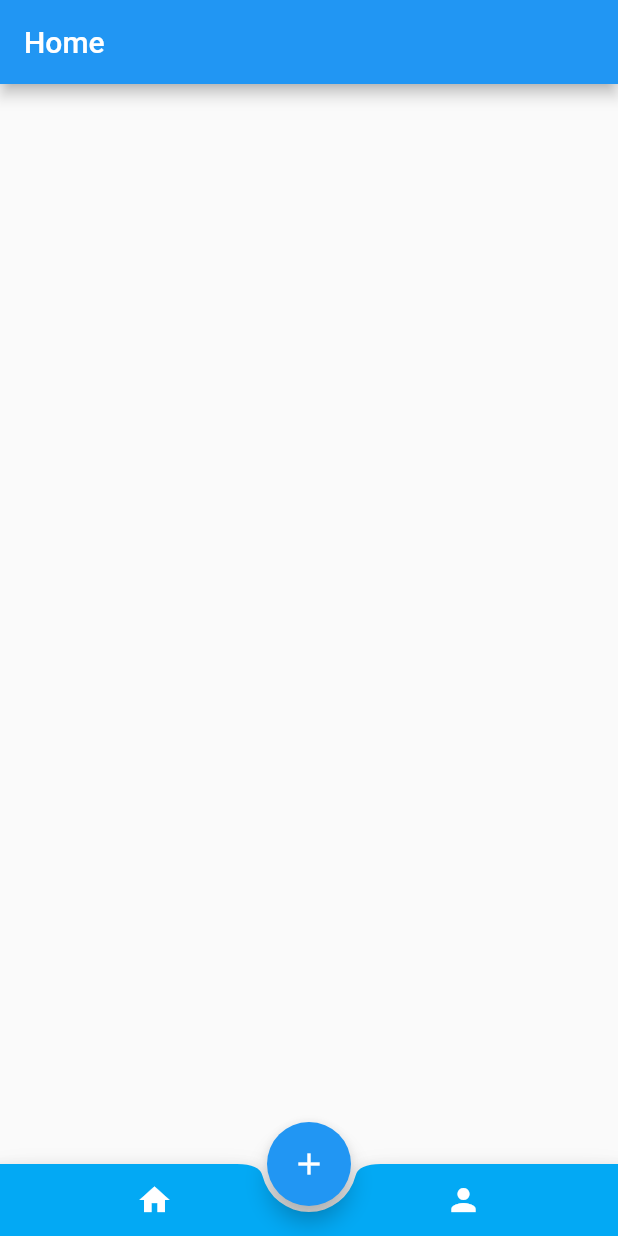
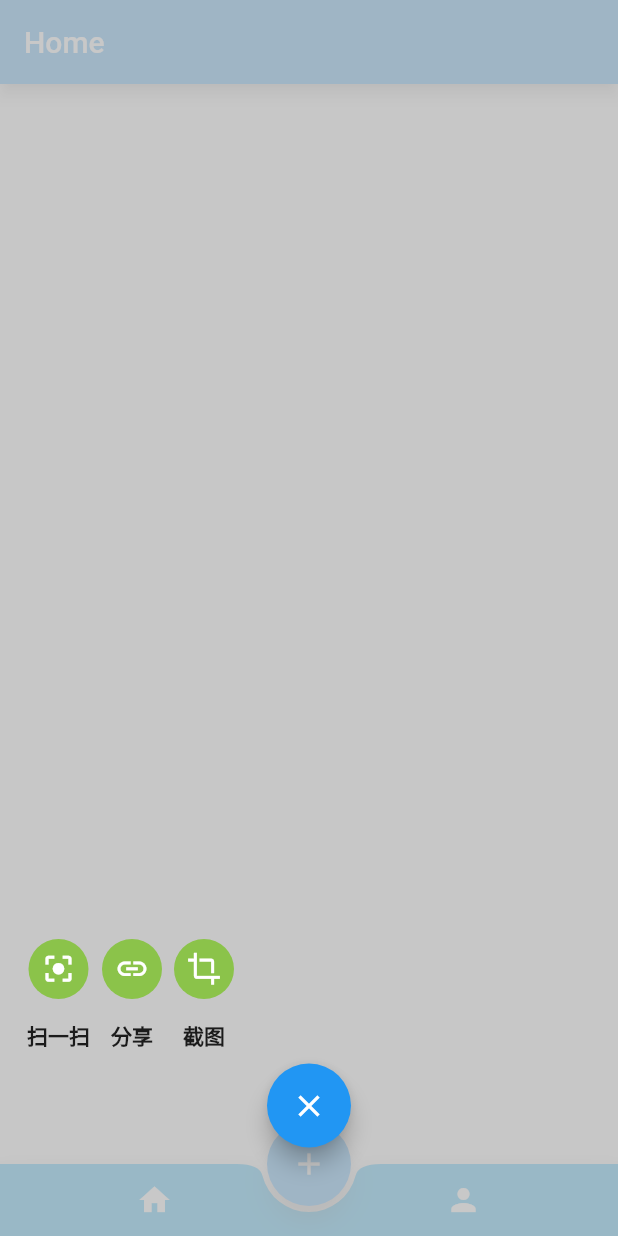
Before and after one commit to BeanWei/Flutter-Widgets, a Flutter app: the PlusMenuDemo screen opened directly, after a tap on the "add" icon, on a phone screen of 412 x 824 dp. Run offline on Flutter 3.47's test engine with Material 2 defaults, Android fonts, the phone set to English and light mode, and no system bars.

Commit message:
更新弹出菜单组件

```diff
--- a/plus_menu_demo/lib/plus_menu_demo.dart
+++ b/popup_window_menu_demo/lib/bottom_nav_view.dart
@@ -1,5 +1,6 @@
 import 'package:flutter/material.dart';
 import 'each_view.dart';
+import 'popup_window.dart';
 
 class PlusMenuDemo extends StatefulWidget {
   @override
@@ -21,10 +22,17 @@ class _PlusMenuDemoState extends State<PlusMenuDemo> {
   Widget build(BuildContext context) {
     return new Scaffold(
       body: _eachView[_index],
-      floatingActionButton: new FloatingActionButton(
-        onPressed: () {},
-        tooltip: 'Increment',
-        child: new Icon(Icons.add),
+      floatingActionButton: FloatingActionButton(
+        onPressed: () {
+          showDialog<Null>(
+            context: context,
+            barrierDismissible: false,
+            builder: (BuildContext context) {
+              return new PopDialog();
+            }
+          );
+        },
+        child: Icon(Icons.add),
       ),
       floatingActionButtonLocation:
           FloatingActionButtonLocation.centerDocked,
--- /dev/null
+++ b/popup_window_menu_demo/lib/label_below_icon.dart
@@ -0,0 +1,55 @@
+import 'package:flutter/material.dart';
+
+class LabelBelowIcon extends StatelessWidget {
+  final label;
+  final IconData icon;
+  final iconColor;
+  final onPressed;
+  final circleColor;
+  final isCircleEnabled;
+  final betweenHeight;
+
+  LabelBelowIcon(
+      {this.label,
+        this.icon,
+        this.onPressed,
+        this.iconColor = Colors.white,
+        this.circleColor,
+        this.isCircleEnabled = true,
+        this.betweenHeight = 5.0});
+  @override
+  Widget build(BuildContext context) {
+    return InkWell(
+      onTap: () => onPressed,
+      child: Column(
+        mainAxisAlignment: MainAxisAlignment.center,
+        crossAxisAlignment: CrossAxisAlignment.center,
+        children: <Widget>[
+          isCircleEnabled
+              ? CircleAvatar(
+            backgroundColor: circleColor,
+            radius: 20.0,
+            child: Icon(
+              icon,
+              size: 23.0,
+              color: iconColor,
+            ),
+          )
+              : Icon(
+            icon,
+            size: 23.0,
+            color: iconColor,
+          ),
+          SizedBox(
+            height: betweenHeight,
+          ),
+          Text(
+            label,
+            textAlign: TextAlign.center,
+            style: TextStyle(fontWeight: FontWeight.w700),
+          )
+        ],
+      ),
+    );
+  }
+}
--- a/plus_menu_demo/lib/main.dart
+++ b/popup_window_menu_demo/lib/main.dart
@@ -1,5 +1,5 @@
 import 'package:flutter/material.dart';
-import 'plus_menu_demo.dart';
+import 'bottom_nav_view.dart';
 
 void main() => runApp(new MyApp());
 
--- /dev/null
+++ b/popup_window_menu_demo/lib/popup_window.dart
@@ -0,0 +1,121 @@
+import 'package:flutter/material.dart';
+import 'label_below_icon.dart';
+import 'dart:ui';
+
+class PopDialog extends Dialog {
+  double margin_value;
+  @override
+  Widget build(BuildContext context) {
+    return new Material(
+      type: MaterialType.transparency,
+//      child: new ClipRect(
+//        child: new BackdropFilter(
+//          filter: ImageFilter.blur(sigmaX: 10.0, sigmaY: 10.0),
+//          child: Opacity(
+//            opacity: 0.5,
+//            child: new Container(
+//              width: MediaQuery.of(context).size.width,
+//              height: MediaQuery.of(context).size.height,
+//              decoration: new BoxDecoration(
+//                color: Colors.grey.shade200,
+//                //color: Colors.grey.shade200.withOpacity(0.5),
+//              ),
+//              child: new Padding(
+//                padding: EdgeInsets.only(top: MediaQuery.of(context).size.height - 216.0),
+//                child: _buildMoreMenu(context),
+//              ),
+//            ),
+//          ),
+//        ),
+//      ),
+      child: new SizedBox(
+        width: MediaQuery.of(context).size.width,
+        height: MediaQuery.of(context).size.height,
+        child: new Container(
+          decoration: ShapeDecoration(
+            color: Colors.white.withOpacity(0.6),
+            shape: RoundedRectangleBorder(
+              borderRadius: BorderRadius.all(
+                Radius.circular(0.0)
+              ),
+            ),
+          ),
+          //child: _buildMoreMenu(context),
+          child: new Padding(
+            padding: EdgeInsets.only(top: MediaQuery.of(context).size.height - 216.0),
+            child: _buildMoreMenu(context),
+          ),
+        ),
+      ),
+    );
+  }
+
+
+
+  Widget _buildMoreMenu(BuildContext context) {
+    var actionMenusRow = new Row(
+      children: <Widget>[
+        new FittedBox(
+          fit: BoxFit.contain,
+          child: ButtonBar(
+            alignment: MainAxisAlignment.spaceBetween,
+            children: <Widget>[
+              LabelBelowIcon(
+                label: '扫一扫',
+                icon: Icons.center_focus_strong,
+                circleColor: Colors.lightGreen,
+                onPressed: null,
+                betweenHeight: 14.0,
+              ),
+              LabelBelowIcon(
+                label: '分享',
+                icon: Icons.link,
+                circleColor: Colors.lightGreen,
+                onPressed: null,
+                betweenHeight: 14.0,
+              ),
+              LabelBelowIcon(
+                label: '截图',
+                icon: Icons.crop,
+                circleColor: Colors.lightGreen,
+                onPressed: null,
+                betweenHeight: 14.0,
+              )
+            ],
+          ),
+        ),
+      ],
+    );
+
+    var closeBarRow = new Row(
+      children: <Widget>[
+        new Expanded(
+          child: new FloatingActionButton(
+            onPressed: () {
+              Navigator.pop(context);
+            },
+            tooltip: "关闭",
+            child: Icon(Icons.close),
+          ),
+        )
+      ],
+    );
+
+    return new Row(
+      children: <Widget>[
+        new Expanded(
+          flex: 1,
+          child: new Padding(
+            padding: const EdgeInsets.all(10.0),
+            child: new Column(
+              children: <Widget>[
+                actionMenusRow,
+                closeBarRow,
+              ],
+            ),
+          ),
+        ),
+      ],
+    );
+  }
+}
```
Also changed, not shown: plus_menu_demo/lib/plus_menu_view.dart (deleted), popup_window_menu_demo/Screentshots/PopMenu-01.gif (added), popup_window_menu_demo/lib/each_view.dart (renamed from plus_menu_demo/lib/each_view.dart), popup_window_menu_demo/pubspec.yaml (renamed from plus_menu_demo/pubspec.yaml), 104 other files.
